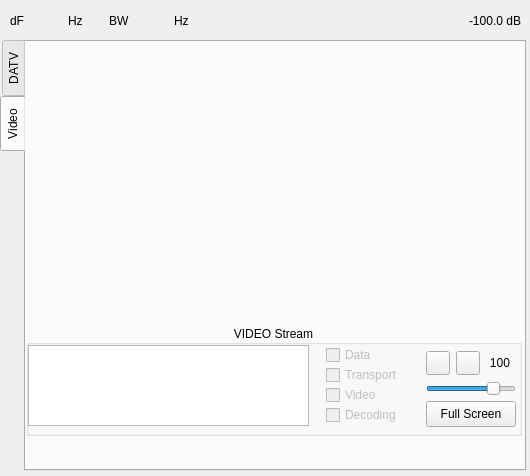
Old version of the form plugins/channelrx/demoddatv/datvdemodgui.ui in the repository f4exb/sdrangel.
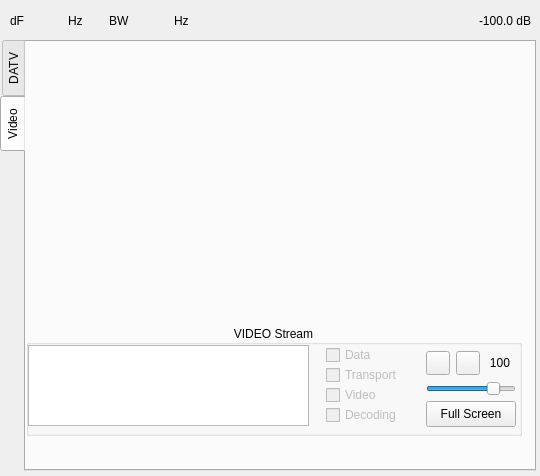
New version of the form. The open tabs and pages were chosen to show the change. Icons and pictures are not drawn. Custom widgets are drawn as their Qt base class.

Commit message: DATV demod: fixed TV screen but on exit and UI cosmetic changes

Diff of the .ui file:
```diff
--- a/plugins/channelrx/demoddatv/datvdemodgui.ui
+++ b/plugins/channelrx/demoddatv/datvdemodgui.ui
@@ -6,7 +6,7 @@
    <rect>
     <x>0</x>
     <y>0</y>
-    <width>530</width>
+    <width>540</width>
     <height>476</height>
    </rect>
   </property>
@@ -18,13 +18,13 @@
   </property>
   <property name="minimumSize">
    <size>
-    <width>530</width>
+    <width>540</width>
     <height>442</height>
    </size>
   </property>
   <property name="maximumSize">
    <size>
-    <width>530</width>
+    <width>540</width>
     <height>476</height>
    </size>
   </property>
@@ -45,7 +45,7 @@
     <rect>
      <x>0</x>
      <y>0</y>
-     <width>521</width>
+     <width>531</width>
      <height>41</height>
     </rect>
    </property>
@@ -193,7 +193,7 @@
     <rect>
      <x>0</x>
      <y>40</y>
-     <width>526</width>
+     <width>536</width>
      <height>431</height>
     </rect>
    </property>
@@ -205,10 +205,16 @@
    </property>
    <property name="minimumSize">
     <size>
-     <width>526</width>
+     <width>536</width>
      <height>400</height>
     </size>
    </property>
+   <property name="maximumSize">
+    <size>
+     <width>536</width>
+     <height>16777215</height>
+    </size>
+   </property>
    <property name="windowTitle">
     <string>DATV</string>
    </property>
```
Left out of the diff: 4 changed lines with no effect on the pictures. The commit also changes 1 other file.
